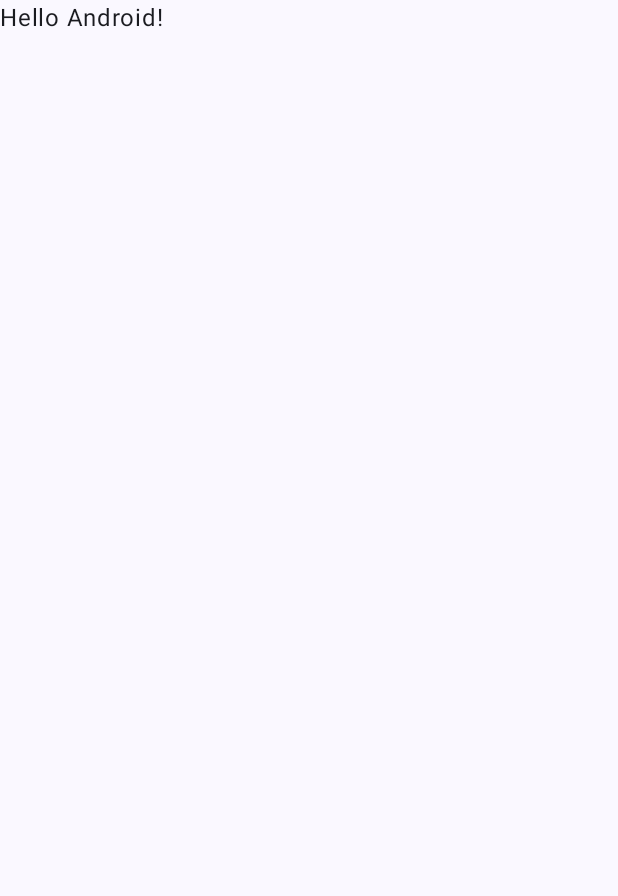
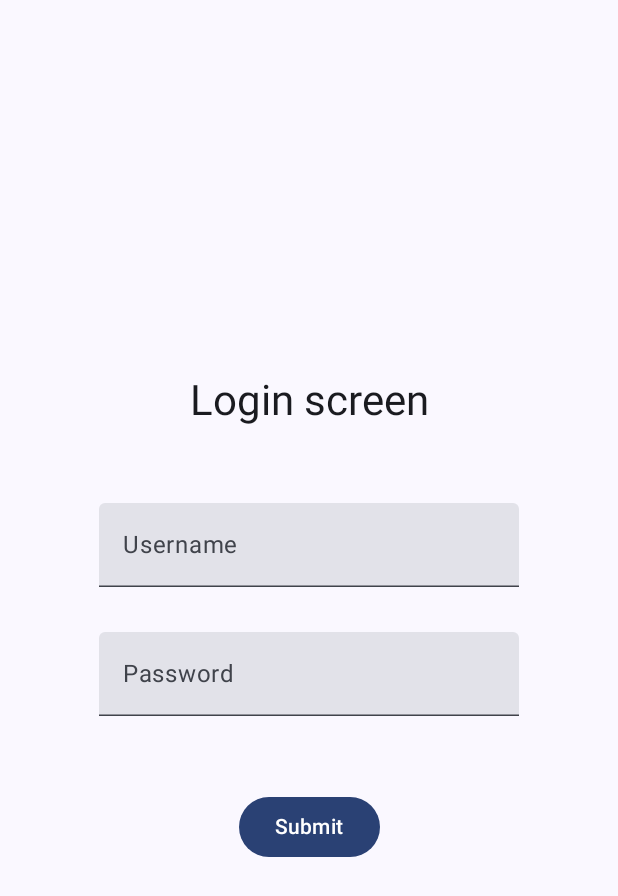
Before and after one commit to ayushribhuyan/SI-GuidedProject-580071-1694165619, an Android app built with Jetpack Compose: the screen it shows after launch (MainActivity), on a phone screen of 412 x 824 dp. Before the commit the part shown is almost empty. Shown: the top 896 px of the screen. Run offline under Robolectric (Android 15) with nearby library versions, the phone set to English and light mode, and no system bars.

Commit message:
Changes added

```diff
--- a/AssignmentThree/app/src/main/java/com/example/assignmentthree/MainActivity.kt
+++ b/AssignmentThree/app/src/main/java/com/example/assignmentthree/MainActivity.kt
@@ -3,13 +3,26 @@ package com.example.assignmentthree
 import android.os.Bundle
 import androidx.activity.ComponentActivity
 import androidx.activity.compose.setContent
+import androidx.compose.foundation.layout.Arrangement
+import androidx.compose.foundation.layout.Column
+import androidx.compose.foundation.layout.Spacer
 import androidx.compose.foundation.layout.fillMaxSize
+import androidx.compose.foundation.layout.height
+import androidx.compose.foundation.layout.padding
+import androidx.compose.foundation.text.KeyboardOptions
+import androidx.compose.material3.Button
+import androidx.compose.material3.ExperimentalMaterial3Api
 import androidx.compose.material3.MaterialTheme
 import androidx.compose.material3.Surface
 import androidx.compose.material3.Text
+import androidx.compose.material3.TextField
 import androidx.compose.runtime.Composable
+import androidx.compose.runtime.mutableStateOf
+import androidx.compose.runtime.remember
+import androidx.compose.ui.Alignment
 import androidx.compose.ui.Modifier
 import androidx.compose.ui.tooling.preview.Preview
+import androidx.compose.ui.unit.dp
 import com.example.assignmentthree.ui.theme.AssignmentThreeTheme
 
 class MainActivity : ComponentActivity() {
@@ -20,27 +33,75 @@ class MainActivity : ComponentActivity() {
                 // A surface container using the 'background' color from the theme
                 Surface(
                     modifier = Modifier.fillMaxSize(),
-                    color = MaterialTheme.colorScheme.background
-                ) {
-                    Greeting("Android")
+                    color = MaterialTheme.colorScheme.background) {
+
+                    LoginForm()
                 }
             }
         }
     }
 }
 
+@OptIn(ExperimentalMaterial3Api::class)
 @Composable
-fun Greeting(name: String, modifier: Modifier = Modifier) {
-    Text(
-        text = "Hello $name!",
-        modifier = modifier
-    )
+fun LoginForm() {
+    Column(
+        modifier = Modifier
+            .fillMaxSize()
+            .padding(16.dp),
+        horizontalAlignment = Alignment.CenterHorizontally,
+        verticalArrangement = Arrangement.Center
+    ) {
+        val username = remember {
+            mutableStateOf("")
+        }
+        val password = remember {
+            mutableStateOf("")
+        }
+        // Title
+        Text(
+            text = "Login screen",
+            style = MaterialTheme.typography.headlineMedium,
+            modifier = Modifier
+                .align(Alignment.CenterHorizontally)
+        )
+
+        Spacer(modifier = Modifier.height(50.dp))
+
+        // Username text field
+        TextField(
+            value = username.value,
+            label = { Text(text = "Username")},
+            onValueChange = {},
+        )
+
+        Spacer(modifier = Modifier.height(30.dp))
+
+
+        // Password text field
+        TextField(
+            value = password.value,
+            onValueChange = {},
+            label = { Text(text = "Password")},
+            singleLine = true,
+            keyboardOptions = KeyboardOptions.Default,
+
+            )
+
+        Spacer(modifier = Modifier.height(50.dp))
+
+        // Submit button
+        Button(
+            modifier = Modifier.align(Alignment.CenterHorizontally),
+            onClick = { /*TODO: Handle login*/ },
+        ) {
+            Text("Submit")
+        }
+    }
 }
 
 @Preview(showBackground = true)
 @Composable
-fun GreetingPreview() {
-    AssignmentThreeTheme {
-        Greeting("Android")
-    }
+fun LoginFormPreview() {
+    LoginForm ()
 }
```
